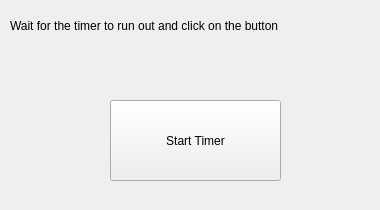
Old version of the form WinBlitz/WaitTimer.ui in the repository PyroWilDx/WinBlitz.
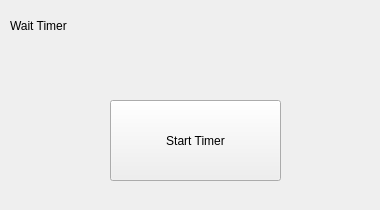
New version of the form.

Diff of the .ui file:
```diff
--- a/WinBlitz/WaitTimer.ui
+++ b/WinBlitz/WaitTimer.ui
@@ -23,7 +23,7 @@
     </rect>
    </property>
    <property name="text">
-    <string>Wait for the timer to run out and click on the button</string>
+    <string>Wait Timer</string>
    </property>
   </widget>
   <widget class="QLabel" name="Timer">
```
